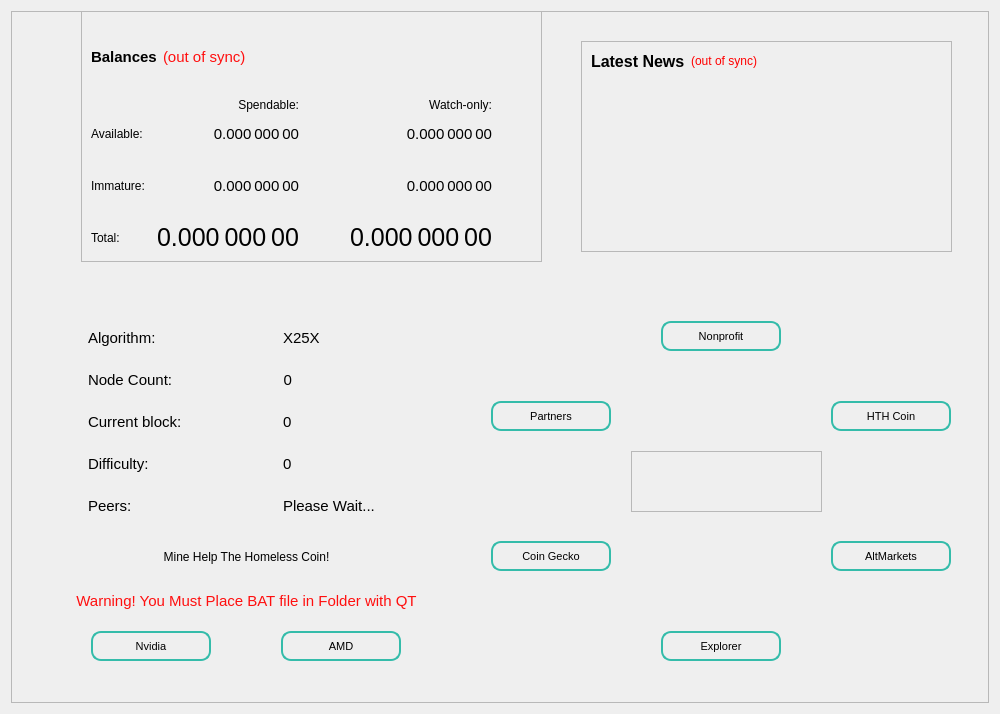
Qt form src/qt/forms/overviewpage.ui (HTHcoin/helpthehomelesscoin) before a commit.
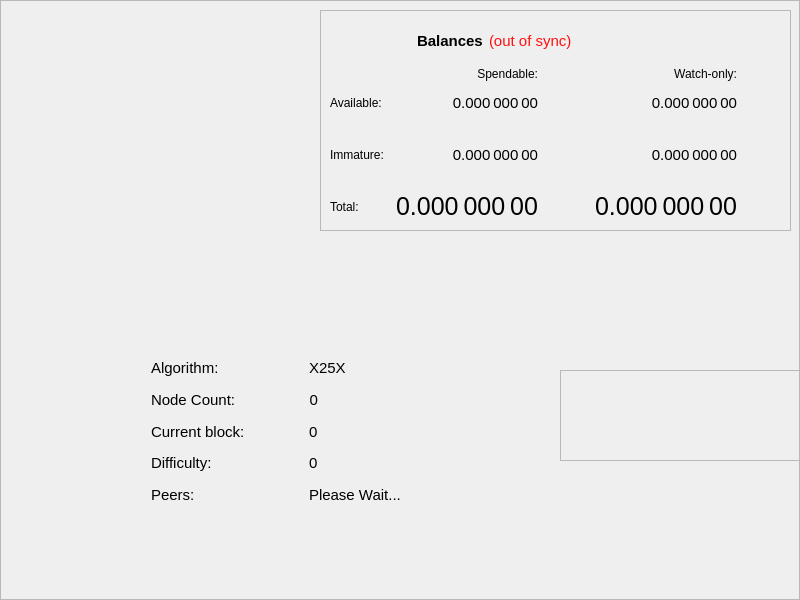
The same form after that commit.

```diff
--- a/src/qt/forms/overviewpage.ui
+++ b/src/qt/forms/overviewpage.ui
@@ -6,32 +6,29 @@
    <rect>
     <x>0</x>
     <y>0</y>
-    <width>1000</width>
-    <height>714</height>
+    <width>800</width>
+    <height>600</height>
    </rect>
   </property>
-  <property name="sizePolicy">
-   <sizepolicy hsizetype="Preferred" vsizetype="Preferred">
-    <horstretch>0</horstretch>
-    <verstretch>0</verstretch>
-   </sizepolicy>
-  </property>
-  <property name="minimumSize">
-   <size>
-    <width>1000</width>
-    <height>0</height>
-   </size>
-  </property>
-  <property name="maximumSize">
-   <size>
-    <width>1000</width>
-    <height>16777215</height>
-   </size>
-  </property>
   <property name="windowTitle">
    <string>Form</string>
   </property>
-  <layout class="QVBoxLayout" name="topLayout">
+  <layout class="QVBoxLayout" name="verticalLayout_6">
+   <property name="spacing">
+    <number>0</number>
+   </property>
+   <property name="leftMargin">
+    <number>0</number>
+   </property>
+   <property name="topMargin">
+    <number>0</number>
+   </property>
+   <property name="rightMargin">
+    <number>0</number>
+   </property>
+   <property name="bottomMargin">
+    <number>0</number>
+   </property>
    <item>
     <widget class="QFrame" name="frame">
      <property name="frameShape">
@@ -40,513 +37,13 @@
      <property name="frameShadow">
       <enum>QFrame::Raised</enum>
      </property>
-     <widget class="QFrame" name="frameBlockchainInfo_2">
-      <property name="geometry">
-       <rect>
-        <x>0</x>
-        <y>300</y>
-        <width>461</width>
-        <height>231</height>
-       </rect>
-      </property>
-      <property name="styleSheet">
-       <string notr="true">border: transparent</string>
-      </property>
-      <property name="frameShape">
-       <enum>QFrame::StyledPanel</enum>
-      </property>
-      <property name="frameShadow">
-       <enum>QFrame::Raised</enum>
-      </property>
-      <layout class="QVBoxLayout" name="verticalLayout_19">
-       <property name="bottomMargin">
-        <number>0</number>
-       </property>
-       <item>
-        <widget class="QFrame" name="frameBlockchainInfoData_3">
-         <property name="styleSheet">
-          <string notr="true">border: transparent;
-; font-size: 15px;</string>
-         </property>
-         <property name="frameShape">
-          <enum>QFrame::StyledPanel</enum>
-         </property>
-         <property name="frameShadow">
-          <enum>QFrame::Raised</enum>
-         </property>
-         <layout class="QGridLayout" name="gridLayout_5">
-          <item row="2" column="1">
-           <widget class="QLabel" name="countLabelDIP3">
-            <property name="sizePolicy">
-             <sizepolicy hsizetype="Fixed" vsizetype="Fixed">
-              <horstretch>0</horstretch>
-              <verstretch>0</verstretch>
-             </sizepolicy>
-            </property>
-            <property name="text">
-             <string>0</string>
-            </property>
-            <property name="alignment">
-             <set>Qt::AlignRight|Qt::AlignTrailing|Qt::AlignVCenter</set>
-            </property>
-           </widget>
-          </item>
-          <item row="11" column="0">
-           <widget class="QLabel" name="labelMN">
-            <property name="text">
-             <string>Peers:</string>
-            </property>
-           </widget>
-          </item>
-          <item row="0" column="1">
-           <widget class="QLabel" name="label_Algo_1">
-            <property name="minimumSize">
-             <size>
-              <width>110</width>
-              <height>0</height>
-             </size>
-            </property>
-            <property name="maximumSize">
-             <size>
-              <width>130</width>
-              <height>16777215</height>
-             </size>
-            </property>
-            <property name="styleSheet">
-             <string notr="true"/>
-            </property>
-            <property name="text">
-             <string>X25X</string>
-            </property>
-            <property name="alignment">
-             <set>Qt::AlignVCenter</set>
-            </property>
-           </widget>
-          </item>
-          <item row="10" column="0">
-           <spacer name="verticalSpacer_5">
-            <property name="orientation">
-             <enum>Qt::Vertical</enum>
-            </property>
-            <property name="sizeHint" stdset="0">
-             <size>
-              <width>20</width>
-              <height>40</height>
-             </size>
-            </property>
-           </spacer>
-          </item>
-          <item row="8" column="0">
-           <spacer name="verticalSpacer_4">
-            <property name="orientation">
-             <enum>Qt::Vertical</enum>
-            </property>
-            <property name="sizeHint" stdset="0">
-             <size>
-              <width>20</width>
-              <height>40</height>
-             </size>
-            </property>
-           </spacer>
-          </item>
-          <item row="12" column="0">
-           <spacer name="verticalSpacer_3">
-            <property name="orientation">
-             <enum>Qt::Vertical</enum>
-            </property>
-            <property name="sizeHint" stdset="0">
-             <size>
-              <width>20</width>
-              <height>40</height>
-             </size>
-            </property>
-           </spacer>
-          </item>
-          <item row="9" column="1">
-           <widget class="QLabel" name="label_Nethash_value_3">
-            <property name="text">
-             <string>0</string>
-            </property>
-            <property name="alignment">
-             <set>Qt::AlignVCenter</set>
-            </property>
-           </widget>
-          </item>
-          <item row="2" column="0">
-           <widget class="QLabel" name="label_count_3">
-            <property name="text">
-             <string>Node Count:</string>
-            </property>
-           </widget>
-          </item>
-          <item row="11" column="1">
-           <widget class="QLabel" name="label_count_2">
-            <property name="styleSheet">
-             <string notr="true">;</string>
-            </property>
-            <property name="text">
-             <string>Please Wait...</string>
-            </property>
-           </widget>
-          </item>
-          <item row="9" column="0">
-           <widget class="QLabel" name="label_Nethash_3">
-            <property name="styleSheet">
-             <string notr="true"/>
-            </property>
-            <property name="text">
-             <string>Difficulty:</string>
-            </property>
-            <property name="alignment">
-             <set>Qt::AlignVCenter</set>
-            </property>
-           </widget>
-          </item>
-          <item row="3" column="0">
-           <spacer name="verticalSpacer_2">
-            <property name="orientation">
-             <enum>Qt::Vertical</enum>
-            </property>
-            <property name="sizeHint" stdset="0">
-             <size>
-              <width>20</width>
-              <height>40</height>
-             </size>
-            </property>
-           </spacer>
-          </item>
-          <item row="1" column="0">
-           <spacer name="verticalSpacer">
-            <property name="orientation">
-             <enum>Qt::Vertical</enum>
-            </property>
-            <property name="sizeHint" stdset="0">
-             <size>
-              <width>20</width>
-              <height>40</height>
-             </size>
-            </property>
-           </spacer>
-          </item>
-          <item row="7" column="1">
-           <widget class="QLabel" name="label_CurrentBlock_value_3">
-            <property name="minimumSize">
-             <size>
-              <width>110</width>
-              <height>0</height>
-             </size>
-            </property>
-            <property name="maximumSize">
-             <size>
-              <width>130</width>
-              <height>16777215</height>
-             </size>
-            </property>
-            <property name="styleSheet">
-             <string notr="true"/>
-            </property>
-            <property name="text">
-             <string>0</string>
-            </property>
-            <property name="alignment">
-             <set>Qt::AlignVCenter</set>
-            </property>
-           </widget>
-          </item>
-          <item row="0" column="0">
-           <widget class="QLabel" name="label_Algo">
-            <property name="minimumSize">
-             <size>
-              <width>110</width>
-              <height>0</height>
-             </size>
-            </property>
-            <property name="maximumSize">
-             <size>
-              <width>130</width>
-              <height>16777215</height>
-             </size>
-            </property>
-            <property name="styleSheet">
-             <string notr="true"/>
-            </property>
-            <property name="text">
-             <string>Algorithm:</string>
-            </property>
-            <property name="alignment">
-             <set>Qt::AlignVCenter</set>
-            </property>
-           </widget>
-          </item>
-          <item row="7" column="0">
-           <widget class="QLabel" name="label_CurrentBlock">
-            <property name="minimumSize">
-             <size>
-              <width>110</width>
-              <height>0</height>
-             </size>
-            </property>
-            <property name="maximumSize">
-             <size>
-              <width>130</width>
-              <height>16777215</height>
-             </size>
-            </property>
-            <property name="styleSheet">
-             <string notr="true"/>
-            </property>
-            <property name="text">
-             <string>Current block:</string>
-            </property>
-            <property name="alignment">
-             <set>Qt::AlignVCenter</set>
-            </property>
-           </widget>
-          </item>
-         </layout>
-        </widget>
-       </item>
-      </layout>
-     </widget>
-     <widget class="QPushButton" name="pushButton_Website_4">
-      <property name="geometry">
-       <rect>
-        <x>480</x>
-        <y>390</y>
-        <width>120</width>
-        <height>30</height>
-       </rect>
-      </property>
-      <property name="minimumSize">
-       <size>
-        <width>100</width>
-        <height>30</height>
-       </size>
-      </property>
-      <property name="maximumSize">
-       <size>
-        <width>120</width>
-        <height>30</height>
-       </size>
-      </property>
-      <property name="toolTip">
-       <string>Visit HTH Partners and Donate Today!!!!!!!!</string>
-      </property>
-      <property name="styleSheet">
-       <string notr="true">border-style: solid;
-border-width: 2px;
-border-color: #34bcaa;
-border-radius: 10px;
-font-size: 11px;</string>
-      </property>
-      <property name="text">
-       <string>Partners</string>
-      </property>
-     </widget>
-     <widget class="QPushButton" name="pushButton_Website_1">
-      <property name="geometry">
-       <rect>
-        <x>820</x>
-        <y>390</y>
-        <width>120</width>
-        <height>30</height>
-       </rect>
-      </property>
-      <property name="minimumSize">
-       <size>
-        <width>100</width>
-        <height>30</height>
-       </size>
-      </property>
-      <property name="maximumSize">
-       <size>
-        <width>120</width>
-        <height>0</height>
-       </size>
-      </property>
-      <property name="sizeIncrement">
-       <size>
-        <width>0</width>
-        <height>0</height>
-       </size>
-      </property>
-      <property name="toolTip">
-       <string>Visit Help The Homeless Coin Website</string>
-      </property>
-      <property name="styleSheet">
-       <string notr="true">border-style: solid;
-border-width: 2px;
-border-color: #34bcaa;
-border-radius: 10px;
-font-size: 11px;</string>
-      </property>
-      <property name="text">
-       <string>HTH Coin</string>
-      </property>
-     </widget>
-     <widget class="QPushButton" name="pushButton_Website">
-      <property name="geometry">
-       <rect>
-        <x>650</x>
-        <y>310</y>
-        <width>120</width>
-        <height>30</height>
-       </rect>
-      </property>
-      <property name="minimumSize">
-       <size>
-        <width>100</width>
-        <height>30</height>
-       </size>
-      </property>
-      <property name="maximumSize">
-       <size>
-        <width>120</width>
-        <height>30</height>
-       </size>
-      </property>
-      <property name="toolTip">
-       <string>Visit Help The Homeless Worldwide A NJ Nonprofit Corporation</string>
-      </property>
-      <property name="styleSheet">
-       <string notr="true">border-style: solid;
-border-width: 2px;
-border-color: #34bcaa;
-border-radius: 10px;
-font-size: 11px;</string>
-      </property>
-      <property name="text">
-       <string>Nonprofit</string>
-      </property>
-     </widget>
-     <widget class="QPushButton" name="pushButton_Website_3">
-      <property name="geometry">
-       <rect>
-        <x>650</x>
-        <y>620</y>
-        <width>120</width>
-        <height>30</height>
-       </rect>
-      </property>
-      <property name="minimumSize">
-       <size>
-        <width>100</width>
-        <height>30</height>
-       </size>
-      </property>
-      <property name="maximumSize">
-       <size>
-        <width>120</width>
-        <height>30</height>
-       </size>
-      </property>
-      <property name="toolTip">
-       <string>Visit Help The Homeless Coin Explorer and Track Your HTH Coins</string>
-      </property>
-      <property name="styleSheet">
-       <string notr="true">border-style: solid;
-border-width: 2px;
-border-color: #34bcaa;
-border-radius: 10px;
-font-size: 11px;</string>
-      </property>
-      <property name="text">
-       <string>Explorer</string>
-      </property>
-     </widget>
-     <widget class="QPushButton" name="pushButton_Website_2">
-      <property name="geometry">
-       <rect>
-        <x>820</x>
-        <y>530</y>
-        <width>120</width>
-        <height>30</height>
-       </rect>
-      </property>
-      <property name="minimumSize">
-       <size>
-        <width>100</width>
-        <height>30</height>
-       </size>
-      </property>
-      <property name="maximumSize">
-       <size>
-        <width>120</width>
-        <height>30</height>
-       </size>
-      </property>
-      <property name="toolTip">
-       <string>&lt;html&gt;&lt;head/&gt;&lt;body&gt;&lt;p&gt;Visit AltMarkets Exchange and Trade Help The Homeless Coin Today!&lt;/p&gt;&lt;/body&gt;&lt;/html&gt;</string>
-      </property>
-      <property name="styleSheet">
-       <string notr="true">border-style: solid;
-border-width: 2px;
-border-color: #34bcaa;
-border-radius: 10px;
-font-size: 11px;</string>
-      </property>
-      <property name="text">
-       <string>AltMarkets</string>
-      </property>
-     </widget>
-     <widget class="QPushButton" name="pushButton_Website_5">
-      <property name="geometry">
-       <rect>
-        <x>480</x>
-        <y>530</y>
-        <width>120</width>
-        <height>30</height>
-       </rect>
-      </property>
-      <property name="minimumSize">
-       <size>
-        <width>100</width>
-        <height>30</height>
-       </size>
-      </property>
-      <property name="maximumSize">
-       <size>
-        <width>120</width>
-        <height>30</height>
-       </size>
-      </property>
-      <property name="toolTip">
-       <string>&lt;html&gt;&lt;head/&gt;&lt;body&gt;&lt;p&gt;Visit Coin Gecko for value of Help The Homeless Coin&lt;/p&gt;&lt;/body&gt;&lt;/html&gt;</string>
-      </property>
-      <property name="styleSheet">
-       <string notr="true">border-style: solid;
-border-width: 2px;
-border-color: #34bcaa;
-border-radius: 10px;
-font-size: 11px;</string>
-      </property>
-      <property name="text">
-       <string>Coin Gecko</string>
-      </property>
-     </widget>
-     <widget class="QFrame" name="frame_2">
-      <property name="geometry">
-       <rect>
-        <x>620</x>
-        <y>440</y>
-        <width>191</width>
-        <height>61</height>
-       </rect>
-      </property>
-      <property name="frameShape">
-       <enum>QFrame::StyledPanel</enum>
-      </property>
-      <property name="frameShadow">
-       <enum>QFrame::Raised</enum>
-      </property>
-     </widget>
      <widget class="QFrame" name="frame_3">
       <property name="geometry">
        <rect>
-        <x>70</x>
-        <y>0</y>
-        <width>461</width>
-        <height>251</height>
+        <x>320</x>
+        <y>10</y>
+        <width>471</width>
+        <height>221</height>
        </rect>
       </property>
       <property name="frameShape">
@@ -567,6 +64,22 @@
          <property name="bottomMargin">
           <number>0</number>
          </property>
+         <item>
+          <spacer name="horizontalSpacer">
+           <property name="orientation">
+            <enum>Qt::Horizontal</enum>
+           </property>
+           <property name="sizeType">
+            <enum>QSizePolicy::Maximum</enum>
+           </property>
+           <property name="sizeHint" stdset="0">
+            <size>
+             <width>87</width>
+             <height>20</height>
+            </size>
+           </property>
+          </spacer>
+         </item>
          <item>
           <widget class="QLabel" name="label_5">
            <property name="font">
@@ -914,125 +427,14 @@
        </item>
       </layout>
      </widget>
-     <widget class="QPushButton" name="pushButton_Mine">
+     <widget class="QFrame" name="frame_2">
       <property name="geometry">
        <rect>
-        <x>80</x>
-        <y>620</y>
-        <width>120</width>
-        <height>30</height>
+        <x>560</x>
+        <y>370</y>
+        <width>261</width>
+        <height>91</height>
        </rect>
-      </property>
-      <property name="minimumSize">
-       <size>
-        <width>100</width>
-        <height>30</height>
-       </size>
-      </property>
-      <property name="maximumSize">
-       <size>
-        <width>120</width>
-        <height>30</height>
-       </size>
-      </property>
-      <property name="toolTip">
-       <string>Mine Help The Homeless Coin with Nvidia!</string>
-      </property>
-      <property name="styleSheet">
-       <string notr="true">border-style: solid;
-border-width: 2px;
-border-color: #34bcaa;
-border-radius: 10px;
-font-size: 11px;</string>
-      </property>
-      <property name="text">
-       <string>Nvidia</string>
-      </property>
-     </widget>
-     <widget class="QPushButton" name="pushButton_Mine_AMD">
-      <property name="geometry">
-       <rect>
-        <x>270</x>
-        <y>620</y>
-        <width>120</width>
-        <height>30</height>
-       </rect>
-      </property>
-      <property name="minimumSize">
-       <size>
-        <width>100</width>
-        <height>30</height>
-       </size>
-      </property>
-      <property name="maximumSize">
-       <size>
-        <width>120</width>
-        <height>30</height>
-       </size>
-      </property>
-      <property name="toolTip">
-       <string>Mine Help The Homeless Coin with AMD!</string>
-      </property>
-      <property name="styleSheet">
-       <string notr="true">border-style: solid;
-border-width: 2px;
-border-color: #34bcaa;
-border-radius: 10px;
-font-size: 11px;</string>
-      </property>
-      <property name="text">
-       <string>AMD</string>
-      </property>
-     </widget>
-     <widget class="QLabel" name="labelMine">
-      <property name="geometry">
-       <rect>
-        <x>120</x>
-        <y>530</y>
-        <width>231</width>
-        <height>31</height>
-       </rect>
-      </property>
-      <property name="text">
-       <string>Mine Help The Homeless Coin!</string>
-      </property>
-      <property name="alignment">
-       <set>Qt::AlignCenter</set>
-      </property>
-     </widget>
-     <widget class="QLabel" name="labelMineWarning">
-      <property name="geometry">
-       <rect>
-        <x>40</x>
-        <y>580</y>
-        <width>391</width>
-        <height>20</height>
-       </rect>
-      </property>
-      <property name="styleSheet">
-       <string notr="true">font-size: 15px; color:rgb(255, 15, 15); </string>
-      </property>
-      <property name="text">
-       <string>Warning! You Must Place BAT file in Folder with QT</string>
-      </property>
-      <property name="alignment">
-       <set>Qt::AlignCenter</set>
-      </property>
-     </widget>
-     <widget class="QFrame" name="frame_News">
-      <property name="geometry">
-       <rect>
-        <x>570</x>
-        <y>30</y>
-        <width>371</width>
-        <height>211</height>
-       </rect>
-      </property>
-      <property name="minimumSize">
-       <size>
-        <width>0</width>
-        <height>0</height>
-       </size>
       </property>
       <property name="frameShape">
        <enum>QFrame::StyledPanel</enum>
@@ -1040,107 +442,278 @@
       <property name="frameShadow">
        <enum>QFrame::Raised</enum>
       </property>
-      <layout class="QVBoxLayout" name="verticalLayout_3" stretch="0,0">
-       <item>
-        <layout class="QHBoxLayout" name="horizontalLayout_News">
-         <item>
-          <widget class="QLabel" name="labelNews">
-           <property name="minimumSize">
-            <size>
-             <width>0</width>
-             <height>20</height>
-            </size>
-           </property>
-           <property name="font">
-            <font>
-             <pointsize>12</pointsize>
-             <weight>75</weight>
-             <bold>true</bold>
-            </font>
-           </property>
-           <property name="text">
-            <string>Latest News</string>
-           </property>
-          </widget>
-         </item>
-         <item>
-          <widget class="QLabel" name="labelNewsStatus">
-           <property name="cursor">
-            <cursorShape>WhatsThisCursor</cursorShape>
-           </property>
-           <property name="toolTip">
-            <string>The displayed information may be out of date. Your wallet automatically synchronizes with the HTH network after a connection is established, but this process has not completed yet.</string>
-           </property>
-           <property name="styleSheet">
-            <string notr="true">QLabel { color: red; }</string>
-           </property>
-           <property name="text">
-            <string notr="true">(out of sync)</string>
-           </property>
-           <property name="alignment">
-            <set>Qt::AlignRight|Qt::AlignTrailing|Qt::AlignVCenter</set>
-           </property>
-          </widget>
-         </item>
-         <item>
-          <spacer name="horizontalSpacer_Balance_3">
-           <property name="orientation">
-            <enum>Qt::Horizontal</enum>
-           </property>
-           <property name="sizeHint" stdset="0">
-            <size>
-             <width>40</width>
-             <height>20</height>
-            </size>
-           </property>
-          </spacer>
-         </item>
-        </layout>
-       </item>
-       <item>
-        <widget class="QListWidget" name="listNews">
-         <property name="sizePolicy">
-          <sizepolicy hsizetype="Expanding" vsizetype="Expanding">
-           <horstretch>0</horstretch>
-           <verstretch>0</verstretch>
-          </sizepolicy>
-         </property>
-         <property name="minimumSize">
-          <size>
-           <width>0</width>
-           <height>0</height>
-          </size>
-         </property>
-         <property name="sizeIncrement">
-          <size>
-           <width>0</width>
-           <height>0</height>
-          </size>
-         </property>
-         <property name="styleSheet">
-          <string notr="true">QListView { background: transparent; }</string>
-         </property>
-         <property name="frameShape">
-          <enum>QFrame::NoFrame</enum>
-         </property>
-         <property name="verticalScrollBarPolicy">
-          <enum>Qt::ScrollBarAsNeeded</enum>
-         </property>
-         <property name="horizontalScrollBarPolicy">
-          <enum>Qt::ScrollBarAsNeeded</enum>
-         </property>
-         <property name="selectionMode">
-          <enum>QAbstractItemView::NoSelection</enum>
-         </property>
-         <property name="selectionBehavior">
-          <enum>QAbstractItemView::SelectRows</enum>
-         </property>
-         <property name="verticalScrollMode">
-          <enum>QAbstractItemView::ScrollPerItem</enum>
-         </property>
-        </widget>
-       </item>
-      </layout>
+     </widget>
+     <widget class="QWidget" name="widgetRecent" native="true">
+      <property name="geometry">
+       <rect>
+        <x>10</x>
+        <y>350</y>
+        <width>441</width>
+        <height>181</height>
+       </rect>
+      </property>
+      <property name="maximumSize">
+       <size>
+        <width>16777215</width>
+        <height>225</height>
+       </size>
+      </property>
+      <widget class="QFrame" name="frameBlockchainInfoData_4">
+       <property name="geometry">
+        <rect>
+         <x>110</x>
+         <y>0</y>
+         <width>331</width>
+         <height>171</height>
+        </rect>
+       </property>
+       <property name="maximumSize">
+        <size>
+         <width>360</width>
+         <height>16777215</height>
+        </size>
+       </property>
+       <property name="styleSheet">
+        <string notr="true">border: transparent;
+; font-size: 15px;</string>
+       </property>
+       <property name="frameShape">
+        <enum>QFrame::StyledPanel</enum>
+       </property>
+       <property name="frameShadow">
+        <enum>QFrame::Raised</enum>
+       </property>
+       <layout class="QGridLayout" name="gridLayout_6">
+        <item row="1" column="0">
+         <spacer name="verticalSpacer">
+          <property name="orientation">
+           <enum>Qt::Vertical</enum>
+          </property>
+          <property name="sizeHint" stdset="0">
+           <size>
+            <width>20</width>
+            <height>40</height>
+           </size>
+          </property>
+         </spacer>
+        </item>
+        <item row="7" column="1">
+         <widget class="QLabel" name="label_CurrentBlock_value_3">
+          <property name="minimumSize">
+           <size>
+            <width>110</width>
+            <height>0</height>
+           </size>
+          </property>
+          <property name="maximumSize">
+           <size>
+            <width>130</width>
+            <height>16777215</height>
+           </size>
+          </property>
+          <property name="styleSheet">
+           <string notr="true"/>
+          </property>
+          <property name="text">
+           <string>0</string>
+          </property>
+          <property name="alignment">
+           <set>Qt::AlignVCenter</set>
+          </property>
+         </widget>
+        </item>
+        <item row="2" column="0">
+         <widget class="QLabel" name="label_count_4">
+          <property name="text">
+           <string>Node Count:</string>
+          </property>
+         </widget>
+        </item>
+        <item row="9" column="1">
+         <widget class="QLabel" name="label_Nethash_value_3">
+          <property name="text">
+           <string>0</string>
+          </property>
+          <property name="alignment">
+           <set>Qt::AlignVCenter</set>
+          </property>
+         </widget>
+        </item>
+        <item row="11" column="1">
+         <widget class="QLabel" name="label_count_2">
+          <property name="styleSheet">
+           <string notr="true">;</string>
+          </property>
+          <property name="text">
+           <string>Please Wait...</string>
+          </property>
+         </widget>
+        </item>
+        <item row="0" column="0">
+         <widget class="QLabel" name="label_Algo_3">
+          <property name="minimumSize">
+           <size>
+            <width>110</width>
+            <height>0</height>
+           </size>
+          </property>
+          <property name="maximumSize">
+           <size>
+            <width>130</width>
+            <height>16777215</height>
+           </size>
+          </property>
+          <property name="styleSheet">
+           <string notr="true"/>
+          </property>
+          <property name="text">
+           <string>Algorithm:</string>
+          </property>
+          <property name="alignment">
+           <set>Qt::AlignVCenter</set>
+          </property>
+         </widget>
+        </item>
+        <item row="3" column="0">
+         <spacer name="verticalSpacer_11">
+          <property name="orientation">
+           <enum>Qt::Vertical</enum>
+          </property>
+          <property name="sizeHint" stdset="0">
+           <size>
+            <width>20</width>
+            <height>40</height>
+           </size>
+          </property>
+         </spacer>
+        </item>
+        <item row="7" column="0">
+         <widget class="QLabel" name="label_CurrentBlock_2">
+          <property name="minimumSize">
+           <size>
+            <width>110</width>
+            <height>0</height>
+           </size>
+          </property>
+          <property name="maximumSize">
+           <size>
+            <width>130</width>
+            <height>16777215</height>
+           </size>
+          </property>
+          <property name="styleSheet">
+           <string notr="true"/>
+          </property>
+          <property name="text">
+           <string>Current block:</string>
+          </property>
+          <property name="alignment">
+           <set>Qt::AlignVCenter</set>
+          </property>
+         </widget>
+        </item>
+        <item row="2" column="1">
+         <widget class="QLabel" name="countLabelDIP3">
+          <property name="sizePolicy">
+           <sizepolicy hsizetype="Fixed" vsizetype="Fixed">
+            <horstretch>0</horstretch>
+            <verstretch>0</verstretch>
+           </sizepolicy>
+          </property>
+          <property name="text">
+           <string>0</string>
+          </property>
+          <property name="alignment">
+           <set>Qt::AlignRight|Qt::AlignTrailing|Qt::AlignVCenter</set>
+          </property>
+         </widget>
+        </item>
+        <item row="11" column="0">
+         <widget class="QLabel" name="labelMN_2">
+          <property name="text">
+           <string>Peers:</string>
+          </property>
+         </widget>
+        </item>
+        <item row="9" column="0">
+         <widget class="QLabel" name="label_Nethash_3">
+          <property name="styleSheet">
+           <string notr="true"/>
+          </property>
+          <property name="text">
+           <string>Difficulty:</string>
+          </property>
+          <property name="alignment">
+           <set>Qt::AlignVCenter</set>
+          </property>
+         </widget>
+        </item>
+        <item row="0" column="1">
+         <widget class="QLabel" name="label_Algo_2">
+          <property name="minimumSize">
+           <size>
+            <width>110</width>
+            <height>0</height>
+           </size>
+          </property>
+          <property name="maximumSize">
+           <size>
+            <width>130</width>
+            <height>16777215</height>
+           </size>
+          </property>
+          <property name="styleSheet">
+           <string notr="true"/>
+          </property>
+          <property name="text">
+           <string>X25X</string>
+          </property>
+          <property name="alignment">
+           <set>Qt::AlignVCenter</set>
+          </property>
+         </widget>
+        </item>
+        <item row="8" column="0">
+         <spacer name="verticalSpacer_9">
+          <property name="orientation">
+           <enum>Qt::Vertical</enum>
+          </property>
+          <property name="sizeHint" stdset="0">
+           <size>
+            <width>20</width>
+            <height>40</height>
+           </size>
+          </property>
+         </spacer>
+        </item>
+        <item row="10" column="0">
+         <spacer name="verticalSpacer_8">
+          <property name="orientation">
+           <enum>Qt::Vertical</enum>
+          </property>
+          <property name="sizeHint" stdset="0">
+           <size>
+            <width>20</width>
+            <height>40</height>
+           </size>
+          </property>
+         </spacer>
+        </item>
+        <item row="12" column="0">
+         <spacer name="verticalSpacer_2">
+          <property name="orientation">
+           <enum>Qt::Vertical</enum>
+          </property>
+          <property name="sizeHint" stdset="0">
+           <size>
+            <width>20</width>
+            <height>40</height>
+           </size>
+          </property>
+         </spacer>
+        </item>
+       </layout>
+      </widget>
      </widget>
     </widget>
    </item>
```
